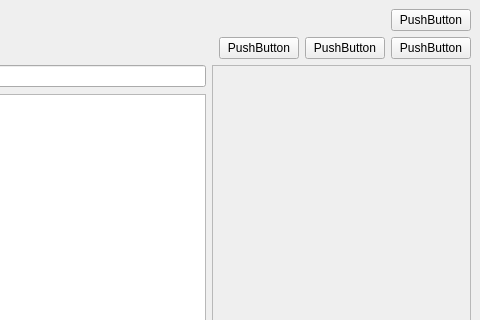
Old version of the form Tickets/ui/TicketWindow.ui in the repository train2128/POSBox---Point-of-Sale-System; both pictures show x 320 to 800 and y 0 to 320 of the 800 by 600 pixel window.
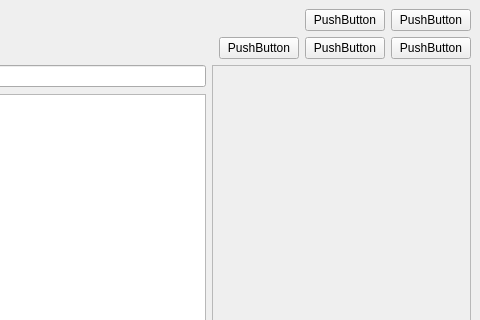
New version of the form.

```diff
--- a/Tickets/ui/TicketWindow.ui
+++ b/Tickets/ui/TicketWindow.ui
@@ -37,6 +37,13 @@
         </property>
        </spacer>
       </item>
+<item>
+        <widget class="QPushButton" name="notificationBtn">
+         <property name="text">
+          <string>PushButton</string>
+         </property>
+        </widget>
+       </item>
       <item>
        <widget class="QPushButton" name="logoutBtn">
         <property name="text">
```
Left out of the diff: 7 changed lines with no effect on the pictures. Lines whose indentation alone changed are shown as unchanged.
